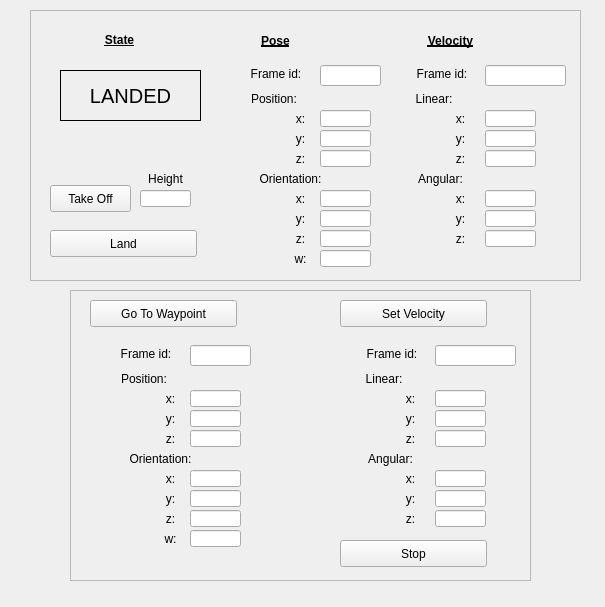
Above: ual_gui/src/ual_gui/ual_plugin.ui from hecperleo/rqt_mygui before the change. Below: the same form after it.
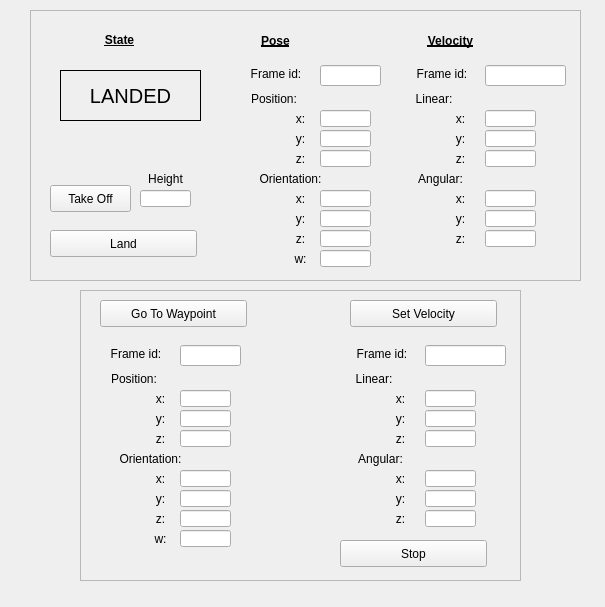
That is the form after the change.

Commit message: Quitado los valores por defecto. Si no se introducen los campos, salta ventana de error para avisar al usuario.

```diff
--- a/ual_gui/src/ual_gui/ual_plugin.ui
+++ b/ual_gui/src/ual_gui/ual_plugin.ui
@@ -804,7 +804,7 @@
   <widget class="QLabel" name="label_42">
    <property name="geometry">
     <rect>
-     <x>160</x>
+     <x>150</x>
      <y>430</y>
      <width>21</width>
      <height>17</height>
@@ -820,7 +820,7 @@
   <widget class="QLabel" name="label_33">
    <property name="geometry">
     <rect>
-     <x>400</x>
+     <x>390</x>
      <y>490</y>
      <width>21</width>
      <height>17</height>
@@ -836,7 +836,7 @@
   <widget class="QLabel" name="label_21">
    <property name="geometry">
     <rect>
-     <x>400</x>
+     <x>390</x>
      <y>390</y>
      <width>21</width>
      <height>17</height>
@@ -852,7 +852,7 @@
   <widget class="QLabel" name="label_17">
    <property name="geometry">
     <rect>
-     <x>160</x>
+     <x>150</x>
      <y>410</y>
      <width>21</width>
      <height>17</height>
@@ -868,7 +868,7 @@
   <widget class="QLabel" name="label_18">
    <property name="geometry">
     <rect>
-     <x>160</x>
+     <x>150</x>
      <y>510</y>
      <width>21</width>
      <height>17</height>
@@ -884,7 +884,7 @@
   <widget class="QLabel" name="label_32">
    <property name="geometry">
     <rect>
-     <x>400</x>
+     <x>390</x>
      <y>410</y>
      <width>21</width>
      <height>17</height>
@@ -900,7 +900,7 @@
   <widget class="QLabel" name="label_16">
    <property name="geometry">
     <rect>
-     <x>120</x>
+     <x>110</x>
      <y>450</y>
      <width>81</width>
      <height>17</height>
@@ -916,7 +916,7 @@
   <widget class="QLabel" name="label_40">
    <property name="geometry">
     <rect>
-     <x>160</x>
+     <x>150</x>
      <y>490</y>
      <width>21</width>
      <height>17</height>
@@ -932,7 +932,7 @@
   <widget class="QLabel" name="label_30">
    <property name="geometry">
     <rect>
-     <x>400</x>
+     <x>390</x>
      <y>510</y>
      <width>21</width>
      <height>17</height>
@@ -948,7 +948,7 @@
   <widget class="QLabel" name="label_10">
    <property name="geometry">
     <rect>
-     <x>160</x>
+     <x>150</x>
      <y>390</y>
      <width>21</width>
      <height>17</height>
@@ -964,7 +964,7 @@
   <widget class="QLabel" name="label_8">
    <property name="geometry">
     <rect>
-     <x>110</x>
+     <x>100</x>
      <y>370</y>
      <width>68</width>
      <height>17</height>
@@ -980,7 +980,7 @@
   <widget class="QLabel" name="label_38">
    <property name="geometry">
     <rect>
-     <x>360</x>
+     <x>350</x>
      <y>450</y>
      <width>61</width>
      <height>17</height>
@@ -996,7 +996,7 @@
   <widget class="QLabel" name="label_23">
    <property name="geometry">
     <rect>
-     <x>160</x>
+     <x>150</x>
      <y>530</y>
      <width>21</width>
      <height>17</height>
@@ -1012,7 +1012,7 @@
   <widget class="QLabel" name="label_15">
    <property name="geometry">
     <rect>
-     <x>160</x>
+     <x>150</x>
      <y>470</y>
      <width>21</width>
      <height>17</height>
@@ -1028,7 +1028,7 @@
   <widget class="QLabel" name="label_34">
    <property name="geometry">
     <rect>
-     <x>350</x>
+     <x>340</x>
      <y>370</y>
      <width>68</width>
      <height>17</height>
@@ -1044,7 +1044,7 @@
   <widget class="QLabel" name="label_37">
    <property name="geometry">
     <rect>
-     <x>400</x>
+     <x>390</x>
      <y>470</y>
      <width>21</width>
      <height>17</height>
@@ -1060,7 +1060,7 @@
   <widget class="QLabel" name="label_41">
    <property name="geometry">
     <rect>
-     <x>400</x>
+     <x>390</x>
      <y>430</y>
      <width>21</width>
      <height>17</height>
@@ -1076,7 +1076,7 @@
   <widget class="QLineEdit" name="setPosePx">
    <property name="geometry">
     <rect>
-     <x>190</x>
+     <x>180</x>
      <y>390</y>
      <width>51</width>
      <height>17</height>
@@ -1094,7 +1094,7 @@
   <widget class="QLineEdit" name="setPosePy">
    <property name="geometry">
     <rect>
-     <x>190</x>
+     <x>180</x>
      <y>410</y>
      <width>51</width>
      <height>17</height>
@@ -1112,7 +1112,7 @@
   <widget class="QLineEdit" name="setPosePz">
    <property name="geometry">
     <rect>
-     <x>190</x>
+     <x>180</x>
      <y>430</y>
      <width>51</width>
      <height>17</height>
@@ -1130,7 +1130,7 @@
   <widget class="QLineEdit" name="setVelLx">
    <property name="geometry">
     <rect>
-     <x>435</x>
+     <x>425</x>
      <y>390</y>
      <width>51</width>
      <height>17</height>
@@ -1148,7 +1148,7 @@
   <widget class="QLineEdit" name="setVelLy">
    <property name="geometry">
     <rect>
-     <x>435</x>
+     <x>425</x>
      <y>410</y>
      <width>51</width>
      <height>17</height>
@@ -1166,7 +1166,7 @@
   <widget class="QLineEdit" name="setVelLz">
    <property name="geometry">
     <rect>
-     <x>435</x>
+     <x>425</x>
      <y>430</y>
      <width>51</width>
      <height>17</height>
@@ -1184,7 +1184,7 @@
   <widget class="QLineEdit" name="setPoseOx">
    <property name="geometry">
     <rect>
-     <x>190</x>
+     <x>180</x>
      <y>470</y>
      <width>51</width>
      <height>17</height>
@@ -1202,7 +1202,7 @@
   <widget class="QLineEdit" name="setPoseOy">
    <property name="geometry">
     <rect>
-     <x>190</x>
+     <x>180</x>
      <y>490</y>
      <width>51</width>
      <height>17</height>
@@ -1220,7 +1220,7 @@
   <widget class="QLineEdit" name="setPoseOz">
    <property name="geometry">
     <rect>
-     <x>190</x>
+     <x>180</x>
      <y>510</y>
      <width>51</width>
      <height>17</height>
@@ -1238,7 +1238,7 @@
   <widget class="QLineEdit" name="setVelAx">
    <property name="geometry">
     <rect>
-     <x>435</x>
+     <x>425</x>
      <y>470</y>
      <width>51</width>
      <height>17</height>
@@ -1256,7 +1256,7 @@
   <widget class="QLineEdit" name="setVelAy">
    <property name="geometry">
     <rect>
-     <x>435</x>
+     <x>425</x>
      <y>490</y>
      <width>51</width>
      <height>17</height>
@@ -1274,7 +1274,7 @@
   <widget class="QLineEdit" name="setVelAz">
    <property name="geometry">
     <rect>
-     <x>435</x>
+     <x>425</x>
      <y>510</y>
      <width>51</width>
      <height>17</height>
@@ -1292,7 +1292,7 @@
   <widget class="QLineEdit" name="setPoseOw">
    <property name="geometry">
     <rect>
-     <x>190</x>
+     <x>180</x>
      <y>530</y>
      <width>51</width>
      <height>17</height>
@@ -1310,9 +1310,9 @@
   <widget class="QFrame" name="frame_18">
    <property name="geometry">
     <rect>
-     <x>70</x>
+     <x>80</x>
      <y>290</y>
-     <width>461</width>
+     <width>441</width>
      <height>291</height>
     </rect>
    </property>
@@ -1351,7 +1351,7 @@
    <widget class="QPushButton" name="pushButton_stop">
     <property name="geometry">
      <rect>
-      <x>270</x>
+      <x>260</x>
       <y>250</y>
       <width>147</width>
       <height>27</height>
@@ -1364,7 +1364,7 @@
    <widget class="QLabel" name="label_27">
     <property name="geometry">
      <rect>
-      <x>42</x>
+      <x>22</x>
       <y>55</y>
       <width>68</width>
       <height>17</height>
@@ -1380,7 +1380,7 @@
    <widget class="QLineEdit" name="setPoseFrame">
     <property name="geometry">
      <rect>
-      <x>120</x>
+      <x>100</x>
       <y>55</y>
       <width>61</width>
       <height>21</height>
@@ -1401,7 +1401,7 @@
    <widget class="QLabel" name="label_43">
     <property name="geometry">
      <rect>
-      <x>288</x>
+      <x>268</x>
       <y>55</y>
       <width>68</width>
       <height>17</height>
@@ -1417,7 +1417,7 @@
    <widget class="QLineEdit" name="setVelFrame">
     <property name="geometry">
      <rect>
-      <x>365</x>
+      <x>345</x>
       <y>55</y>
       <width>81</width>
       <height>21</height>
```
Left out of the diff: 38 changed lines with no effect on the pictures. The commit also changes 2 other files.
